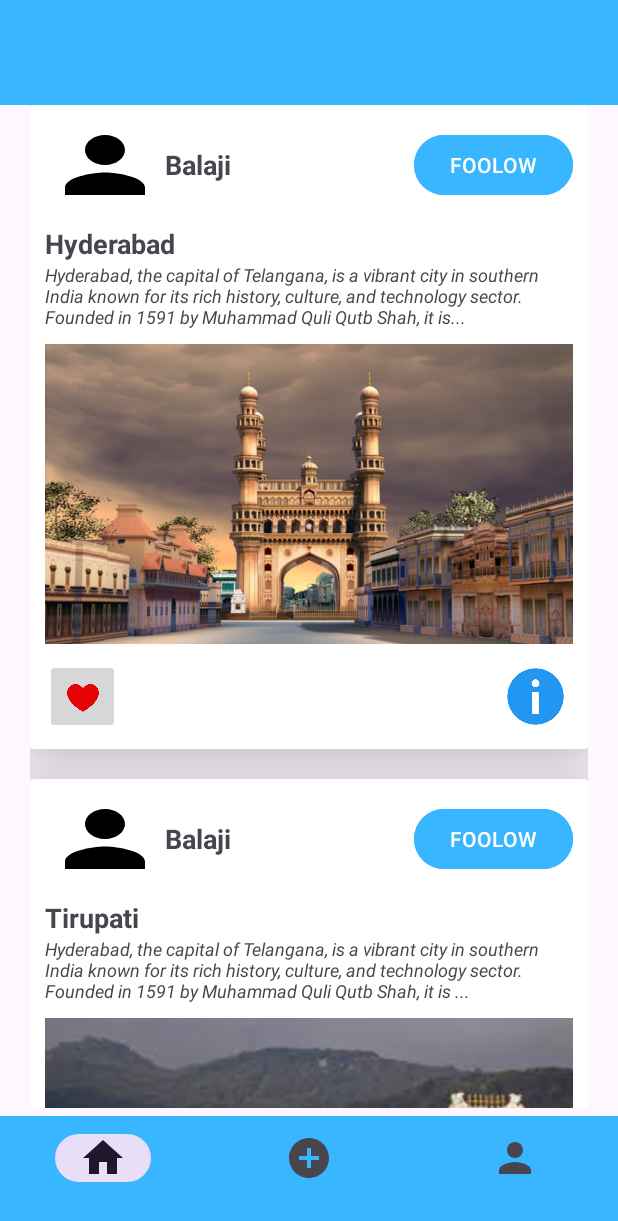
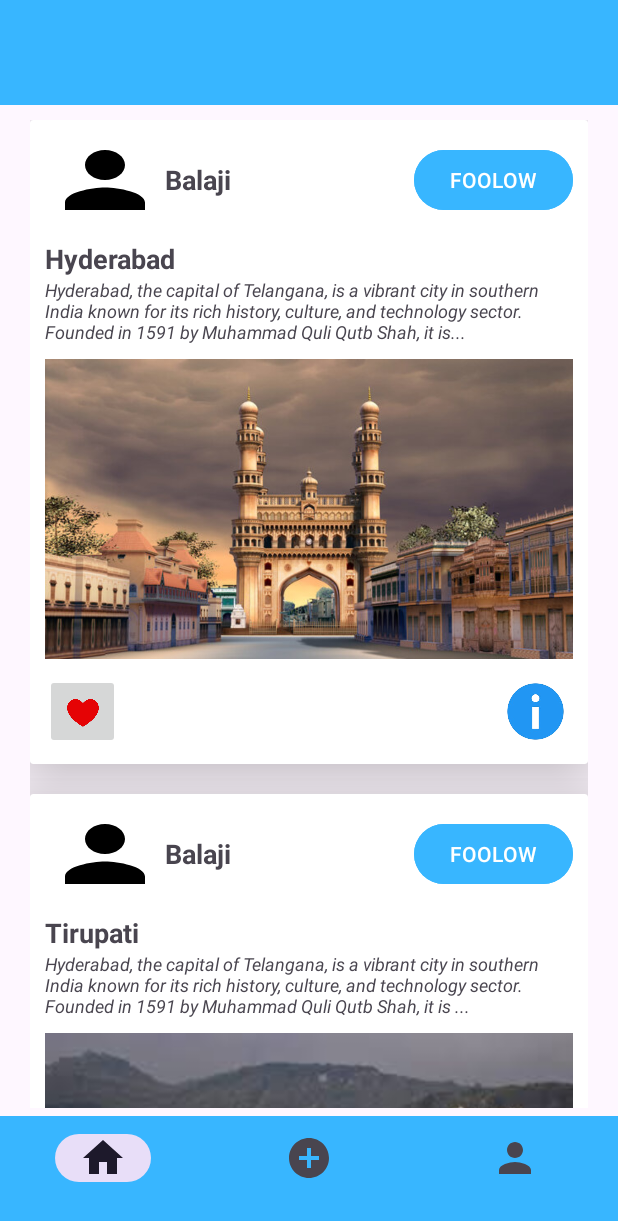
Before and after one commit to Tauficaksa/TravelJournal, an Android app: the Dashboard screen opened directly, with no data from a screen before it, on a phone screen of 412 x 824 dp. Shown: the top 1221 px of the screen. Run offline under Robolectric (Android 15) with nearby library versions, the phone set to English and light mode, and no system bars.

Commit message:
margin top in dashboard.kt

```diff
--- a/app/src/main/res/layout/activity_dashboard.xml
+++ b/app/src/main/res/layout/activity_dashboard.xml
@@ -14,6 +14,7 @@
     <androidx.fragment.app.FragmentContainerView
         android:id="@+id/fragmentloader"
         android:layout_width="match_parent"
+        android:layout_marginTop="80dp"
         android:layout_marginBottom="85dp"
         android:layout_height="match_parent"/>
     <com.google.android.material.bottomnavigation.BottomNavigationView
--- a/app/src/main/res/layout/fragment_home.xml
+++ b/app/src/main/res/layout/fragment_home.xml
@@ -4,7 +4,6 @@
     android:layout_width="match_parent"
     android:layout_height="match_parent"
     xmlns:app="http://schemas.android.com/apk/res-auto"
-    android:paddingTop="70dp"
     android:paddingLeft="20dp"
     android:paddingRight="20dp"
     tools:context=".HomeFragment">
@@ -87,6 +86,7 @@
                             android:layout_height="1dp"
                             android:layout_weight="1"/>
                         <ImageView
+                            android:id="@+id/more_info_view"
                             android:layout_width="50dp"
                             android:layout_height="50dp"
                             android:src="@drawable/info_logo"
--- a/app/src/main/res/layout/fragment_profile.xml
+++ b/app/src/main/res/layout/fragment_profile.xml
@@ -4,7 +4,6 @@
     android:layout_width="match_parent"
     android:layout_height="match_parent"
     xmlns:app="http://schemas.android.com/apk/res-auto"
-    android:paddingTop="70dp"
     tools:context=".ProfileFragment">
 
     <LinearLayout
```
